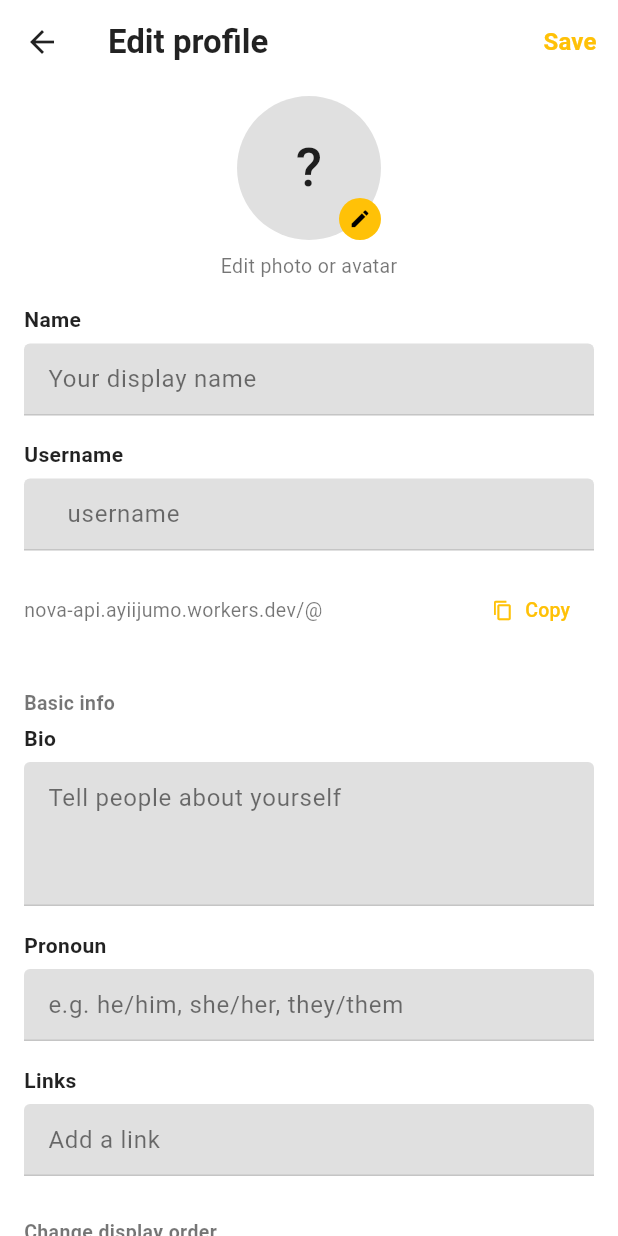
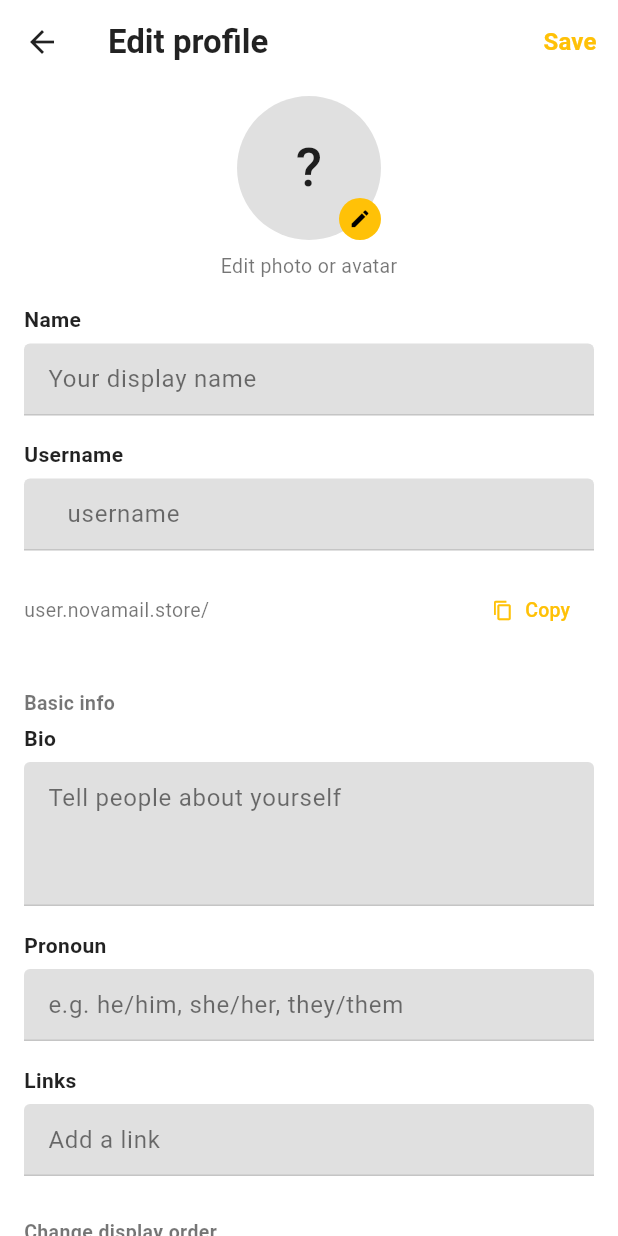
Before and after one commit to kilomene/Nova, a Flutter app: the EditProfileScreen screen opened directly, on a phone screen of 412 x 824 dp. Run offline on Flutter 3.47's test engine with Material 3 defaults, Android fonts, the phone set to English and light mode, and no system bars; our stand-ins replace fc_native_video_thumbnail, file_picker, firebase_auth, firebase_core, firebase_messaging, google_sign_in and 5 more; missing offline and left inert: bip39, bs58, cryptography, pointycastle, tflite_flutter and 1 more; accounts and stored records are empty.

Commit message:
v2.3: share links user.novamail.store, gallery picker, build fixes

```diff
--- a/app/lib/screens/edit_profile.dart
+++ b/app/lib/screens/edit_profile.dart
@@ -1,4 +1,4 @@
-import 'package:file_picker/file_picker.dart';
+import 'package:image_picker/image_picker.dart';
 import 'package:flutter/material.dart';
 import 'package:flutter/services.dart';
 import 'package:provider/provider.dart';
@@ -72,11 +72,8 @@ class _EditProfileScreenState extends State<EditProfileScreen> {
   /// notifyListeners (this screen watches AppState).
   Future<void> _pickPhoto() async {
     final state = context.read<AppState>();
-    final result = await FilePicker.platform.pickFiles(
-      type: FileType.image,
-      allowMultiple: false,
-    );
-    final path = result?.files.single.path;
+    final result = await ImagePicker().pickImage(source: ImageSource.gallery);
+    final path = result?.path;
     if (path == null || path.isEmpty) return; // user cancelled
     setState(() => _uploadingPhoto = true);
     try {
@@ -230,13 +227,13 @@ class _EditProfileScreenState extends State<EditProfileScreen> {
             child: Row(
               children: [
                 Expanded(
-                  child: Text('nova-api.ayiijumo.workers.dev/@${_username.text}',
+                  child: Text('user.novamail.store/${_username.text}',
                       style: TextStyle(color: sub, fontSize: 13)),
                 ),
                 TextButton.icon(
                   onPressed: () async {
                     await Clipboard.setData(ClipboardData(
-                        text: 'https://nova-api.ayiijumo.workers.dev/@${_username.text}'));
+                        text: 'https://user.novamail.store/${_username.text}'));
                     if (context.mounted) {
                       ScaffoldMessenger.of(context).showSnackBar(
                           const SnackBar(
```
